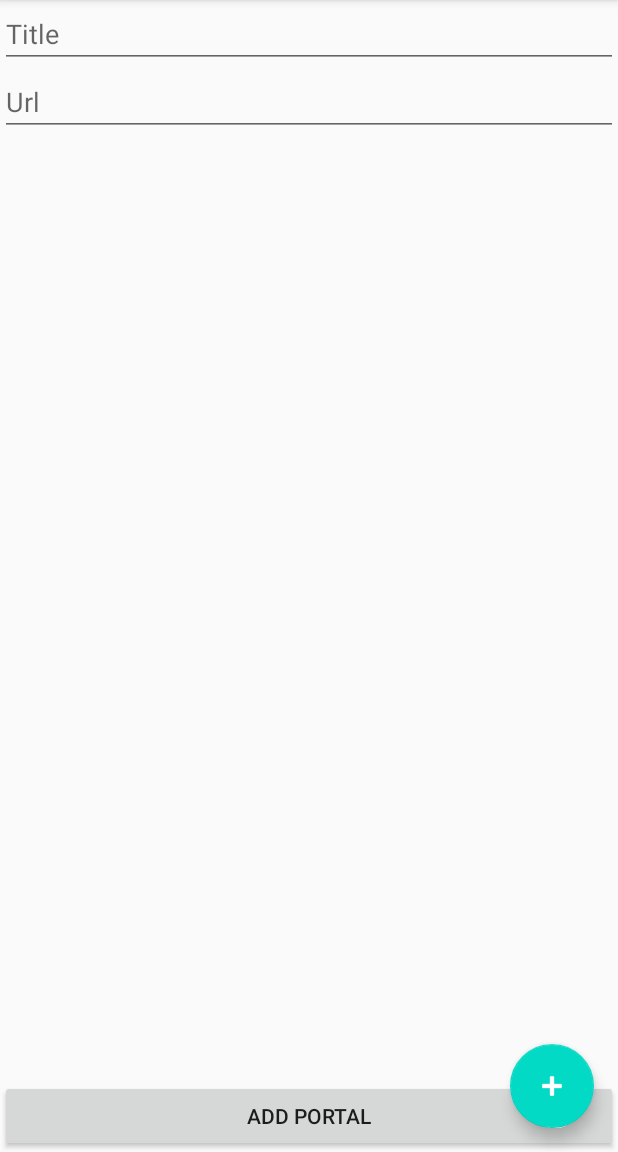
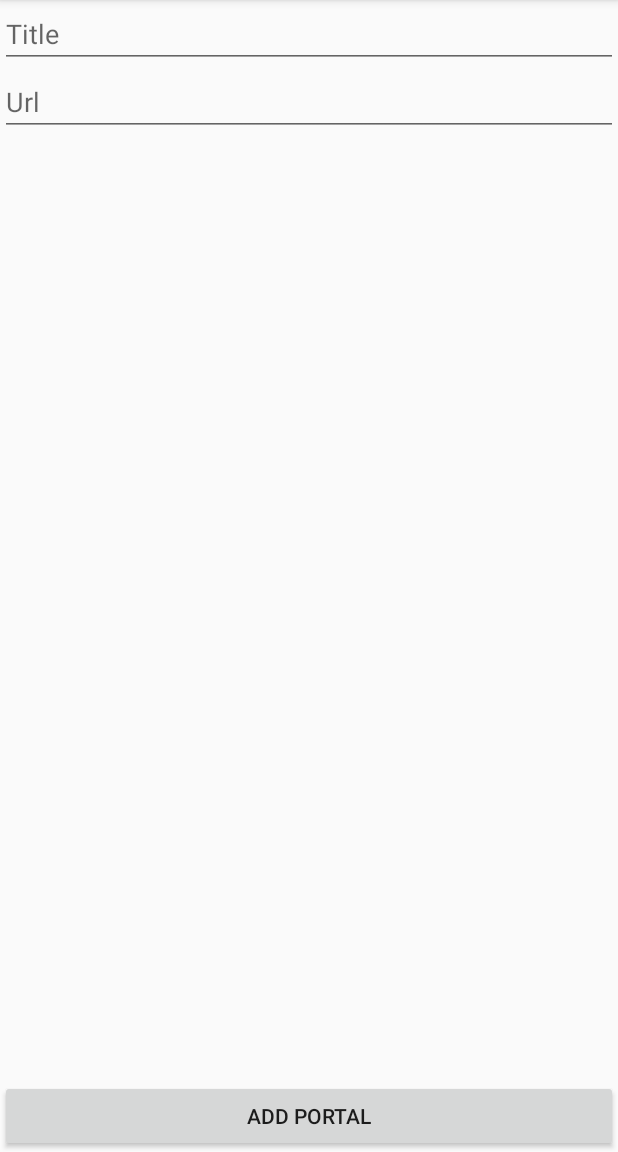
Before and after one commit to omwro/Level3Task2, an Android app: the AddFragment screen opened through its navigation route, on a phone screen of 412 x 824 dp, the part 84-1236 px from its top. Run offline under Robolectric (Android 15) with nearby library versions, the phone set to English and light mode, and no system bars.

Commit message:
#3.1 Navigation set

```diff
--- a/app/src/main/java/nl/omererdem/madlevel3task2/AddFragment.kt
+++ b/app/src/main/java/nl/omererdem/madlevel3task2/AddFragment.kt
@@ -7,6 +7,7 @@ import android.view.View
 import android.view.ViewGroup
 import android.widget.Button
 import androidx.navigation.fragment.findNavController
+import kotlinx.android.synthetic.main.fragment_add.*
 
 /**
  * A simple [Fragment] subclass as the second destination in the navigation.
@@ -24,8 +25,8 @@ class AddFragment : Fragment() {
     override fun onViewCreated(view: View, savedInstanceState: Bundle?) {
         super.onViewCreated(view, savedInstanceState)
 
-        view.findViewById<Button>(R.id.button_second).setOnClickListener {
-            findNavController().navigate(R.id.action_SecondFragment_to_FirstFragment)
+        btnAddPortal.setOnClickListener {
+            findNavController().navigate(R.id.action_addFragment_to_homeFragment)
         }
     }
 }
--- a/app/src/main/java/nl/omererdem/madlevel3task2/HomeFragment.kt
+++ b/app/src/main/java/nl/omererdem/madlevel3task2/HomeFragment.kt
@@ -23,9 +23,5 @@ class HomeFragment : Fragment() {
 
     override fun onViewCreated(view: View, savedInstanceState: Bundle?) {
         super.onViewCreated(view, savedInstanceState)
-
-        view.findViewById<Button>(R.id.button_first).setOnClickListener {
-            findNavController().navigate(R.id.action_FirstFragment_to_SecondFragment)
-        }
     }
 }
--- a/app/src/main/java/nl/omererdem/madlevel3task2/MainActivity.kt
+++ b/app/src/main/java/nl/omererdem/madlevel3task2/MainActivity.kt
@@ -1,23 +1,28 @@
 package nl.omererdem.madlevel3task2
 
 import android.os.Bundle
-import com.google.android.material.floatingactionbutton.FloatingActionButton
-import com.google.android.material.snackbar.Snackbar
 import androidx.appcompat.app.AppCompatActivity
 import android.view.Menu
 import android.view.MenuItem
+import androidx.navigation.NavController
+import androidx.navigation.findNavController
+import kotlinx.android.synthetic.main.activity_main.*
 
 class MainActivity : AppCompatActivity() {
+    private lateinit var navController: NavController
 
     override fun onCreate(savedInstanceState: Bundle?) {
         super.onCreate(savedInstanceState)
         setContentView(R.layout.activity_main)
         setSupportActionBar(findViewById(R.id.toolbar))
 
-        findViewById<FloatingActionButton>(R.id.fab).setOnClickListener { view ->
-            Snackbar.make(view, "Replace with your own action", Snackbar.LENGTH_LONG)
-                    .setAction("Action", null).show()
+        navController = findNavController(R.id.nav_host_fragment)
+
+        fab.setOnClickListener {
+            navController.navigate(R.id.action_homeFragment_to_addFragment)
         }
+
+        fabToggler()
     }
 
     override fun onCreateOptionsMenu(menu: Menu): Boolean {
@@ -35,4 +40,15 @@ class MainActivity : AppCompatActivity() {
             else -> super.onOptionsItemSelected(item)
         }
     }
+
+    private fun fabToggler() {
+        findNavController(R.id.nav_host_fragment).addOnDestinationChangedListener {
+                _, destination, _ ->
+            if (destination.id in arrayListOf(R.id.addFragment)) {
+                fab.hide()
+            } else {
+                fab.show()
+            }
+        }
+    }
 }
--- a/app/src/main/res/navigation/nav_graph.xml
+++ b/app/src/main/res/navigation/nav_graph.xml
@@ -3,26 +3,23 @@
     xmlns:app="http://schemas.android.com/apk/res-auto"
     xmlns:tools="http://schemas.android.com/tools"
     android:id="@+id/nav_graph"
-    app:startDestination="@id/FirstFragment">
-
+    app:startDestination="@id/homeFragment">
     <fragment
-        android:id="@+id/FirstFragment"
+        android:id="@+id/homeFragment"
         android:name="nl.omererdem.madlevel3task2.HomeFragment"
-        android:label="@string/first_fragment_label"
-        tools:layout="@layout/fragment_home">
-
+        android:label="fragment_home"
+        tools:layout="@layout/fragment_home" >
         <action
-            android:id="@+id/action_FirstFragment_to_SecondFragment"
-            app:destination="@id/SecondFragment" />
+            android:id="@+id/action_homeFragment_to_addFragment"
+            app:destination="@id/addFragment" />
     </fragment>
     <fragment
-        android:id="@+id/SecondFragment"
+        android:id="@+id/addFragment"
         android:name="nl.omererdem.madlevel3task2.AddFragment"
-        android:label="@string/second_fragment_label"
-        tools:layout="@layout/fragment_add">
-
+        android:label="fragment_add"
+        tools:layout="@layout/fragment_add" >
         <action
-            android:id="@+id/action_SecondFragment_to_FirstFragment"
-            app:destination="@id/FirstFragment" />
+            android:id="@+id/action_addFragment_to_homeFragment"
+            app:destination="@id/homeFragment" />
     </fragment>
 </navigation>
```
